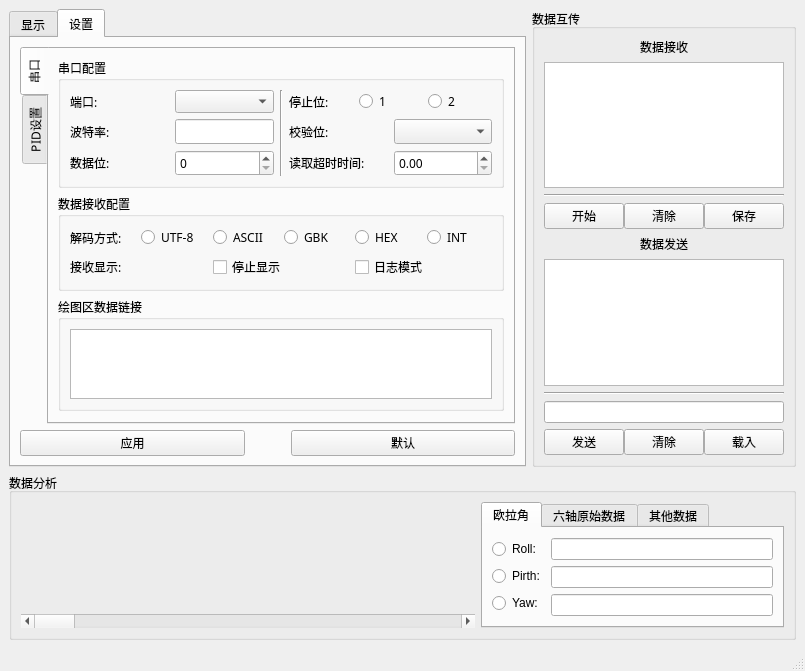
Before: the Qt Designer form Owl_Home/Owl_home_1.1/ui/Owl_1.1.ui in LOGIC-126/Owl_System, drawn with Qt 5.
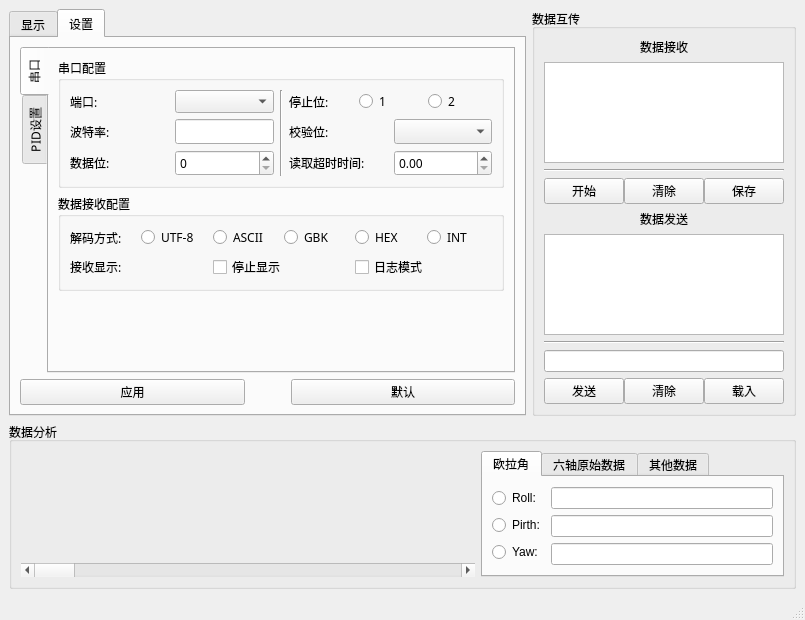
After: the same form once the commit is applied. Icons and pictures are not drawn.

Commit message: bug修复：只有在pid页面点击“应用”按钮才可以生成命令

Patch:
```diff
--- a/Owl_Home/Owl_home_1.1/ui/Owl_1.1.ui
+++ b/Owl_Home/Owl_home_1.1/ui/Owl_1.1.ui
@@ -64,7 +64,7 @@
                <attribute name="title">
                 <string>串口</string>
                </attribute>
-               <layout class="QVBoxLayout" name="verticalLayout_25" stretch="1,0,0,0">
+               <layout class="QVBoxLayout" name="verticalLayout_25" stretch="1,0,0">
                 <item>
                  <widget class="QGroupBox" name="groupBox_3">
                   <property name="title">
@@ -310,18 +310,6 @@
                   </layout>
                  </widget>
                 </item>
-                <item>
-                 <widget class="QGroupBox" name="groupBox_5">
-                  <property name="title">
-                   <string>绘图区数据链接</string>
-                  </property>
-                  <layout class="QVBoxLayout" name="verticalLayout_26">
-                   <item>
-                    <widget class="QListView" name="datalink_listView"/>
-                   </item>
-                  </layout>
-                 </widget>
-                </item>
                 <item>
                  <spacer name="verticalSpacer">
                   <property name="orientation">
```
The commit also changes 1 other file.
